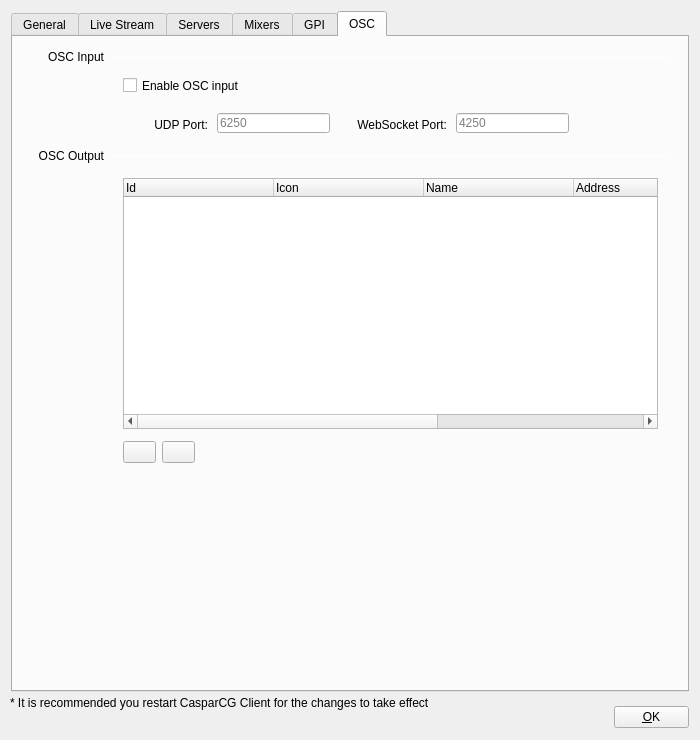
The window that src/Widgets/SettingsDialog.ui (CasparCG/client) describes before a commit, drawn with Qt 5.
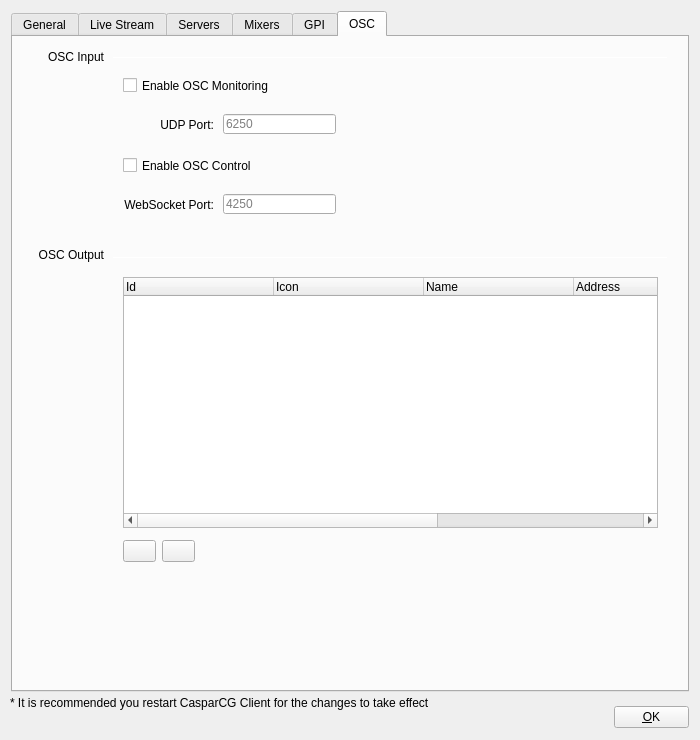
The same window after the commit. The open tabs and pages were chosen to show the change.

Commit message: Added option to enable / disable OSC monitoring / control.

```diff
--- a/src/Widgets/SettingsDialog.ui
+++ b/src/Widgets/SettingsDialog.ui
@@ -3359,8 +3359,8 @@
     <widget class="QLineEdit" name="lineEditOscInputPort">
      <property name="geometry">
       <rect>
-       <x>204</x>
-       <y>76</y>
+       <x>210</x>
+       <y>77</y>
        <width>113</width>
        <height>20</height>
       </rect>
@@ -3407,7 +3407,7 @@
     <widget class="QLabel" name="labelOscPort">
      <property name="geometry">
       <rect>
-       <x>104</x>
+       <x>110</x>
        <y>78</y>
        <width>91</width>
        <height>20</height>
@@ -3424,7 +3424,7 @@
      <property name="geometry">
       <rect>
        <x>100</x>
-       <y>119</y>
+       <y>220</y>
        <width>555</width>
        <height>1</height>
       </rect>
@@ -3437,7 +3437,7 @@
      <property name="geometry">
       <rect>
        <x>10</x>
-       <y>111</y>
+       <y>210</y>
        <width>81</width>
        <height>16</height>
       </rect>
@@ -3453,7 +3453,7 @@
      <property name="geometry">
       <rect>
        <x>110</x>
-       <y>141</y>
+       <y>240</y>
        <width>535</width>
        <height>251</height>
       </rect>
@@ -3505,7 +3505,7 @@
      <property name="geometry">
       <rect>
        <x>110</x>
-       <y>404</y>
+       <y>503</y>
        <width>33</width>
        <height>22</height>
       </rect>
@@ -3530,7 +3530,7 @@
      <property name="geometry">
       <rect>
        <x>149</x>
-       <y>404</y>
+       <y>503</y>
        <width>33</width>
        <height>22</height>
       </rect>
@@ -3555,8 +3555,8 @@
      <property name="geometry">
       <rect>
        <x>110</x>
-       <y>40</y>
-       <width>171</width>
+       <y>120</y>
+       <width>201</width>
        <height>17</height>
       </rect>
      </property>
@@ -3564,14 +3564,14 @@
       <enum>Qt::NoFocus</enum>
      </property>
      <property name="text">
-      <string>Enable OSC input</string>
+      <string>Enable OSC Control</string>
      </property>
     </widget>
     <widget class="QLineEdit" name="lineEditOscWebSocketInputPort">
      <property name="geometry">
       <rect>
-       <x>443</x>
-       <y>76</y>
+       <x>210</x>
+       <y>157</y>
        <width>113</width>
        <height>20</height>
       </rect>
@@ -3589,8 +3589,8 @@
     <widget class="QLabel" name="labelOscWebSocketPort">
      <property name="geometry">
       <rect>
-       <x>293</x>
-       <y>78</y>
+       <x>60</x>
+       <y>158</y>
        <width>141</width>
        <height>20</height>
       </rect>
@@ -3602,6 +3602,22 @@
       <set>Qt::AlignRight|Qt::AlignTrailing|Qt::AlignVCenter</set>
      </property>
     </widget>
+    <widget class="QCheckBox" name="checkBoxEnableOscInputMonitoring">
+     <property name="geometry">
+      <rect>
+       <x>110</x>
+       <y>40</y>
+       <width>210</width>
+       <height>17</height>
+      </rect>
+     </property>
+     <property name="focusPolicy">
+      <enum>Qt::NoFocus</enum>
+     </property>
+     <property name="text">
+      <string>Enable OSC Monitoring</string>
+     </property>
+    </widget>
    </widget>
   </widget>
   <widget class="QPushButton" name="pushButtonOk">
```
Left out of the diff: 33 changed lines with no effect on the pictures. The commit also changes 16 other files.
